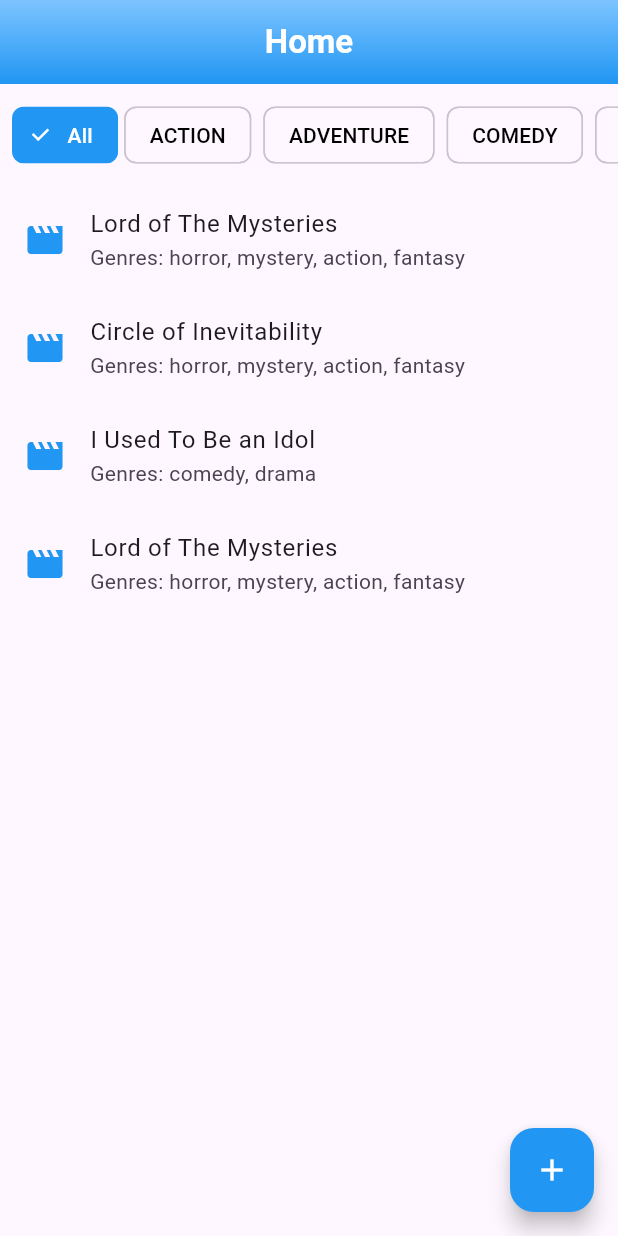
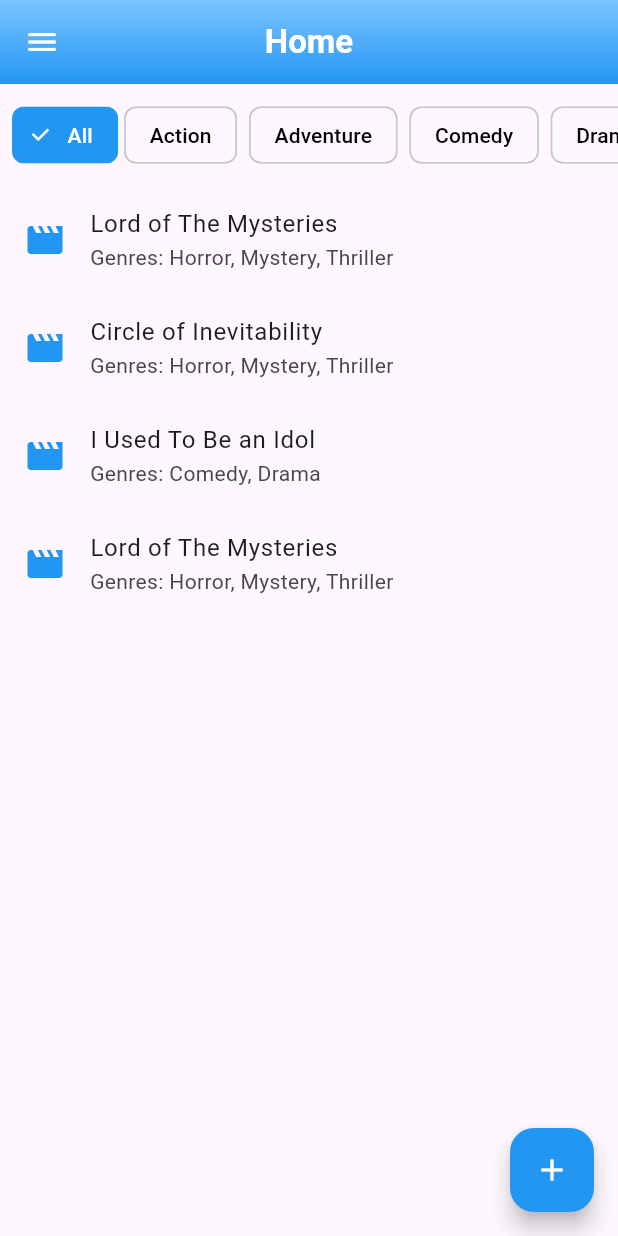
Before and after one commit to muhammadHeiwa/movie-riverpod, a Flutter app: the ModalMovieDialog widget shown alone on an empty page, opened directly with sample values from the repository, after a tap on "Add", on a phone screen of 412 x 824 dp. Run offline on Flutter 3.47's test engine with Material 3 defaults, Android fonts, the phone set to English and light mode, and no system bars; drawn by our look-alikes of flutter_slidable; our stand-ins replace flutter_riverpod, riverpod_annotation; generated files the repository leaves out were written again.

Commit message:
adding manage genre & update project structure

```diff
--- a/lib/main.dart
+++ b/lib/main.dart
@@ -1,6 +1,6 @@
 import 'package:flutter/material.dart';
 import 'package:flutter_riverpod/flutter_riverpod.dart';
-import 'package:riverstate/screens/home_screen.dart';
+import 'package:riverstate/screens/home/home_screen.dart';
 
 void main() {
   runApp(const ProviderScope(child: MyApp()));
--- a/lib/riverpod/state_provider/movie_provider/movie_provider.dart
+++ b/lib/riverpod/state_provider/movie_provider/movie_provider.dart
@@ -2,12 +2,10 @@ import 'package:riverpod_annotation/riverpod_annotation.dart';
 
 part 'movie_provider.g.dart';
 
-enum GenreChoice { action, adventure, comedy, drama, fantasy, horror, mystery, thriller }
-
 class MovieState {
   int id;
   String title;
-  List<GenreChoice> genres;
+  List<String> genres;
 
   MovieState({
     required this.id,
@@ -18,7 +16,7 @@ class MovieState {
   MovieState copyWith({
     int? id,
     String? title,
-    List<GenreChoice>? genres,
+    List<String>? genres,
   }) {
     return MovieState(
       id: id ?? this.id,
@@ -33,22 +31,21 @@ class MovieStateEvent extends _$MovieStateEvent {
   @override
   List<MovieState> build() {
     return [
-      MovieState(id: 1, title: "Lord of The Mysteries", genres: [
-        GenreChoice.horror,
-        GenreChoice.mystery,
-        GenreChoice.action,
-        GenreChoice.fantasy,
-      ]),
-      MovieState(id: 2, title: "Circle of Inevitability", genres: [
-        GenreChoice.horror,
-        GenreChoice.mystery,
-        GenreChoice.action,
-        GenreChoice.fantasy,
-      ]),
-      MovieState(id: 3, title: "I Used To Be an Idol", genres: [
-        GenreChoice.comedy,
-        GenreChoice.drama,
-      ]),
+      MovieState(
+        id: 1,
+        title: "Lord of The Mysteries",
+        genres: ["Horror", "Mystery", "Thriller"],
+      ),
+      MovieState(
+        id: 2,
+        title: "Circle of Inevitability",
+        genres: ["Horror", "Mystery", "Thriller"],
+      ),
+      MovieState(
+        id: 3,
+        title: "I Used To Be an Idol",
+        genres: ["Comedy", "Drama"],
+      ),
     ];
   }
 
@@ -57,7 +54,7 @@ class MovieStateEvent extends _$MovieStateEvent {
     state = state.where((element) => element.id != id).toList();
   }
 
-  void addList(String title, List<GenreChoice> genre) {
+  void addList(String title, List<String> genre) {
     final int newId = state.isEmpty ? 1 : (state.map((e) => e.id).reduce((a, b) => a > b ? a : b) + 1);
     print(newId);
 
@@ -65,11 +62,21 @@ class MovieStateEvent extends _$MovieStateEvent {
     state = [...state, newMovie];
   }
 
-  void editList(int id, String title, List<GenreChoice> genre) {
+  void editList(int id, String title, List<String> genre) {
     List<MovieState> movie = [...state];
     int index = movie.indexWhere((element) => element.id == id);
     MovieState updateMovie = MovieState(id: id, title: title, genres: genre);
     movie[index] = updateMovie;
     state = movie;
+
+    print(id);
+  }
+
+  void removeGenreFromMovies(String deletedGenre) {
+    state = state.map((movie) {
+      return movie.copyWith(
+        genres: movie.genres.where((genre) => genre != deletedGenre).toList(),
+      );
+    }).toList();
   }
 }
--- a/lib/components/modal_movie_dialog.dart
+++ b/lib/screens/home/components/modal_movie_dialog.dart
@@ -1,5 +1,6 @@
 import 'package:flutter/material.dart';
 import 'package:flutter_riverpod/flutter_riverpod.dart';
+import 'package:riverstate/riverpod/state_provider/genre_provider/genre_provider.dart';
 import 'package:riverstate/riverpod/state_provider/movie_provider/movie_provider.dart';
 
 class ModalMovieDialog extends ConsumerStatefulWidget {
@@ -13,7 +14,7 @@ class ModalMovieDialog extends ConsumerStatefulWidget {
 
 class _ModalMovieDialogState extends ConsumerState<ModalMovieDialog> {
   late TextEditingController _titleController = TextEditingController();
-  late List<GenreChoice> _selectedGenres = [];
+  late List<String> _selectedGenres = [];
   bool get isEditing => widget.isEditing;
 
   @override
@@ -26,6 +27,7 @@ class _ModalMovieDialogState extends ConsumerState<ModalMovieDialog> {
   @override
   Widget build(BuildContext context) {
     final movieEvent = ref.watch(movieStateEventProvider.notifier);
+    final genreList = ref.watch(genreStateProvider);
 
     return AlertDialog(
       title: const Text('Add New Movie'),
@@ -45,7 +47,7 @@ class _ModalMovieDialogState extends ConsumerState<ModalMovieDialog> {
           const SizedBox(height: 5),
           Wrap(
             alignment: WrapAlignment.start,
-            children: GenreChoice.values.map((genre) {
+            children: genreList.map((genre) {
               return Row(
                 mainAxisSize: MainAxisSize.min,
                 children: [
@@ -61,7 +63,7 @@ class _ModalMovieDialogState extends ConsumerState<ModalMovieDialog> {
                       });
                     },
                   ),
-                  Text(genre.name.toUpperCase()),
+                  Text(genre),
                 ],
               );
             }).toList(),
--- a/lib/screens/home_screen.dart
+++ b/lib/screens/home/home_screen.dart
@@ -1,7 +1,9 @@
 import 'package:flutter/material.dart';
 import 'package:flutter_riverpod/flutter_riverpod.dart';
 import 'package:flutter_slidable/flutter_slidable.dart';
-import 'package:riverstate/components/modal_movie_dialog.dart';
+import 'package:riverstate/core/widget/app/app_drawer_widget.dart';
+import 'package:riverstate/riverpod/state_provider/genre_provider/genre_provider.dart';
+import 'package:riverstate/screens/home/components/modal_movie_dialog.dart';
 import 'package:riverstate/riverpod/state_provider/movie_provider/movie_provider.dart';
 
 class HomeScreen extends ConsumerStatefulWidget {
@@ -12,12 +14,13 @@ class HomeScreen extends ConsumerStatefulWidget {
 }
 
 class _HomeScreenState extends ConsumerState<HomeScreen> {
-  GenreChoice? selectedGenre;
+  String? selectedGenre;
 
   @override
   Widget build(BuildContext context) {
     final movieList = ref.watch(movieStateEventProvider);
     final movieEvent = ref.watch(movieStateEventProvider.notifier);
+    final genreList = ref.watch(genreStateProvider);
 
     final filteredMovies =
         selectedGenre == null ? movieList : movieList.where((movie) => movie.genres.contains(selectedGenre)).toList();
@@ -41,7 +44,9 @@ class _HomeScreenState extends ConsumerState<HomeScreen> {
             ),
           ),
         ),
+        iconTheme: IconThemeData(color: Colors.white),
       ),
+      drawer: AppDrawerWidget(),
       body: Column(
         children: [
           SingleChildScrollView(
@@ -57,11 +62,11 @@ class _HomeScreenState extends ConsumerState<HomeScreen> {
                   checkmarkColor: Colors.white,
                   onSelected: (_) => setState(() => selectedGenre = null),
                 ),
-                ...GenreChoice.values.map((genre) {
+                ...genreList.map((genre) {
                   return Padding(
                     padding: const EdgeInsets.symmetric(horizontal: 4),
                     child: ChoiceChip(
-                      label: Text(genre.name.toUpperCase()),
+                      label: Text(genre),
                       selected: selectedGenre == genre,
                       selectedColor: Colors.blue,
                       labelStyle: TextStyle(color: selectedGenre == genre ? Colors.white : Colors.black),
@@ -120,7 +125,7 @@ class _HomeScreenState extends ConsumerState<HomeScreen> {
                                 size: 28,
                               ),
                               title: Text(movie.title),
-                              subtitle: Text("Genres: ${movie.genres.map((e) => e.name).join(", ")}"),
+                              subtitle: Text("Genres: ${movie.genres.join(', ')}"),
                             ),
                           ),
                         );
```
Also changed, not shown: lib/core/widget/app/app_drawer_widget.dart (added, +37 -0 lines), lib/riverpod/state_provider/genre_provider/genre_provider.dart (added, +23 -0 lines), lib/screens/genres/manage_genre_screen.dart (added, +64 -0 lines), lib/riverpod/state_provider/genre_provider/genre_provider.g.dart (added), lib/riverpod/state_provider/movie_provider/movie_provider.g.dart.
